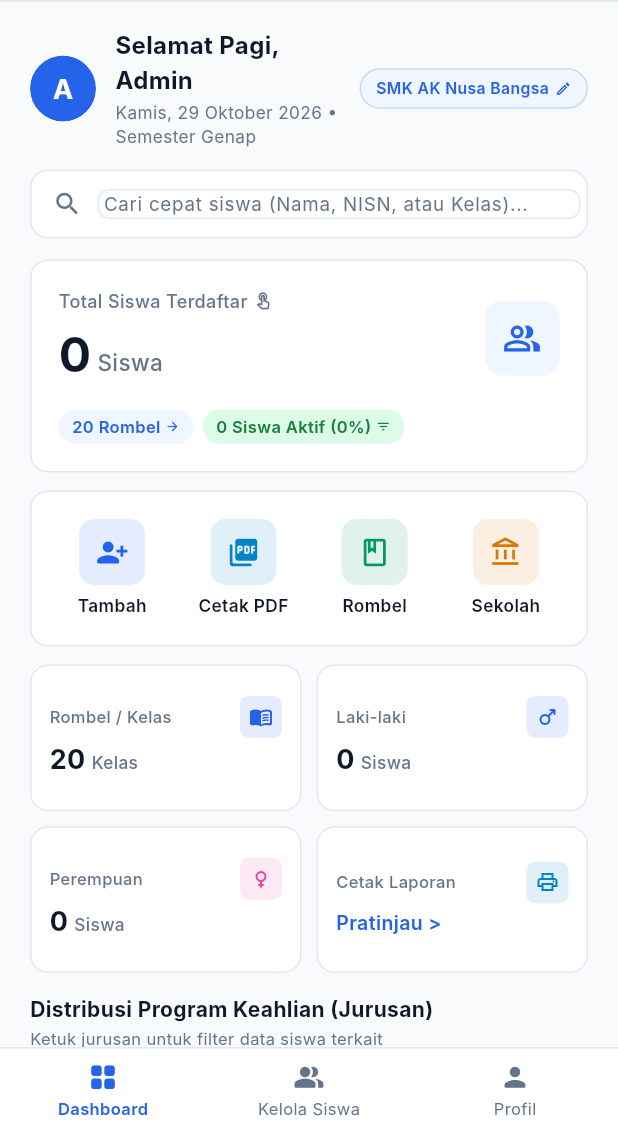
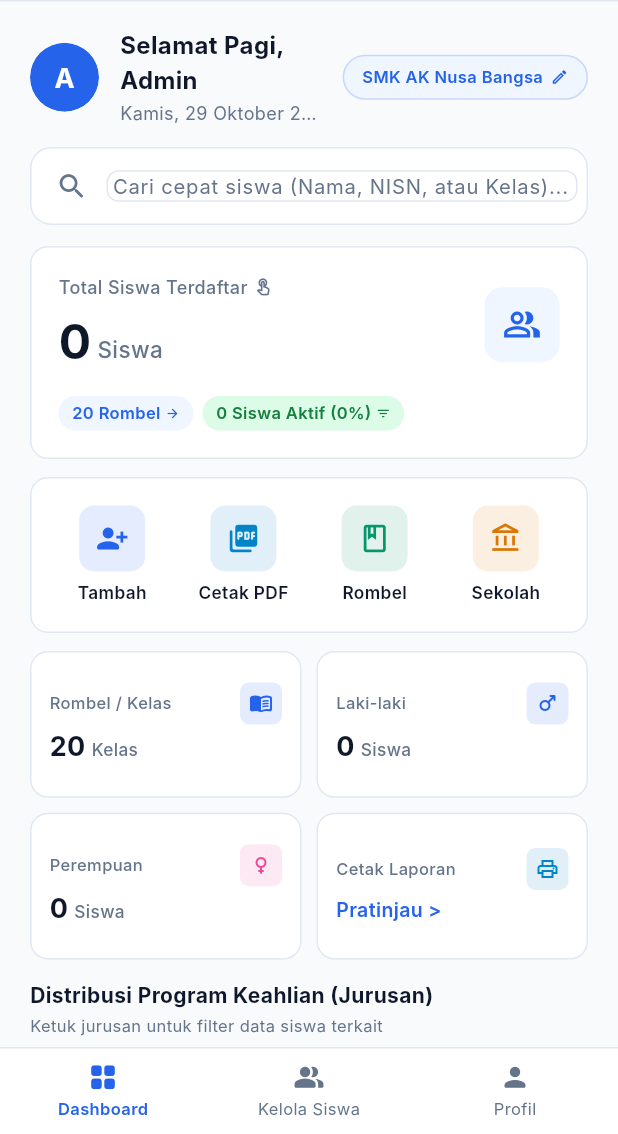
Before and after one commit to ibnu-anjang/Data-Management-Siswa, a Flutter app: the S04AdminDashboardScreen screen opened directly with empty values, on a phone screen of 412 x 824 dp, the part 102-1236 px from its top. Run offline on Flutter 3.47's test engine with Material 3 defaults, Android fonts, the phone set to English and light mode, and no system bars; our stand-ins replace cloud_firestore, firebase_auth, firebase_core, image_picker, pdf, printing and 1 more; accounts and stored records are empty; Roboto replaces fonts that are missing (Inter).

Commit message:
fix(dashboard): lock admin greeting next to avatar and enlarge quick search input bar

```diff
--- a/frontend/lib/features/s04_admin_dashboard_screen.dart
+++ b/frontend/lib/features/s04_admin_dashboard_screen.dart
@@ -143,21 +143,27 @@ class S04AdminDashboardScreen extends StatelessWidget {
                           // Top Dynamic Time Greeting & School Pill
                           Row(
                             mainAxisAlignment: MainAxisAlignment.spaceBetween,
+                            crossAxisAlignment: CrossAxisAlignment.center,
+                            children: [
+                              // Left Group: Avatar + Greeting Text (Grouped tightly together)
+                              Expanded(
+                                child: Row(
                                   children: [
                                     AppAvatar(
                                       name: appState.userName.isNotEmpty ? appState.userName : 'Administrator',
                                       photoUrl: appState.userPhotoUrl,
-                                size: 44,
+                                      size: 46,
                                       backgroundColor: AppColors.primary,
                                       textColor: Colors.white,
                                       fontSize: 18,
                                       showBorder: true,
                                       borderColor: AppColors.primary.withValues(alpha: 0.3),
                                     ),
-                              const SizedBox(width: 12),
+                                    const SizedBox(width: 14),
                                     Expanded(
                                       child: Column(
                                         crossAxisAlignment: CrossAxisAlignment.start,
+                                        mainAxisSize: MainAxisSize.min,
                                         children: [
                                           Text(
                                             '${AppDateUtils.getTimeGreeting()}, Admin',
@@ -170,14 +176,19 @@ class S04AdminDashboardScreen extends StatelessWidget {
                                           const SizedBox(height: 2),
                                           Text(
                                             '${AppDateUtils.getFormattedToday()} • ${school.semester}',
-                                      style: TextStyle(fontSize: 11.5, color: textMuted),
+                                            style: TextStyle(fontSize: 12, color: textMuted),
+                                            maxLines: 1,
+                                            overflow: TextOverflow.ellipsis,
                                           ),
                                         ],
                                       ),
                                     ),
-                              const SizedBox(width: 8),
-                              Flexible(
-                                child: InkWell(
+                                  ],
+                                ),
+                              ),
+                              const SizedBox(width: 12),
+                              // Right Group: School Pill
+                              InkWell(
                                 onTap: () {
                                   SchoolProfileModal.show(
                                     context: context,
@@ -187,7 +198,7 @@ class S04AdminDashboardScreen extends StatelessWidget {
                                 },
                                 borderRadius: BorderRadius.circular(999),
                                 child: Container(
-                                    padding: const EdgeInsets.symmetric(horizontal: 10, vertical: 5),
+                                  padding: const EdgeInsets.symmetric(horizontal: 12, vertical: 6),
                                   decoration: BoxDecoration(
                                     color: AppColors.primaryLight,
                                     borderRadius: BorderRadius.circular(999),
@@ -196,11 +207,12 @@ class S04AdminDashboardScreen extends StatelessWidget {
                                   child: Row(
                                     mainAxisSize: MainAxisSize.min,
                                     children: [
-                                        Flexible(
+                                      ConstrainedBox(
+                                        constraints: const BoxConstraints(maxWidth: 180),
                                         child: Text(
                                           school.name,
                                           style: const TextStyle(
-                                              fontSize: 10.5,
+                                            fontSize: 11,
                                             fontWeight: FontWeight.w600,
                                             color: AppColors.primary,
                                           ),
@@ -208,10 +220,9 @@ class S04AdminDashboardScreen extends StatelessWidget {
                                           overflow: TextOverflow.ellipsis,
                                         ),
                                       ),
-                                        const SizedBox(width: 4),
-                                        const Icon(Icons.edit_outlined, size: 11, color: AppColors.primary),
+                                      const SizedBox(width: 5),
+                                      const Icon(Icons.edit_outlined, size: 12, color: AppColors.primary),
                                     ],
-                                    ),
                                   ),
                                 ),
                               ),
--- a/frontend/lib/shared/widgets/dashboard_spotlight_search.dart
+++ b/frontend/lib/shared/widgets/dashboard_spotlight_search.dart
@@ -97,12 +97,12 @@ class _DashboardSpotlightSearchState extends State<DashboardSpotlightSearch> {
       child: Column(
         crossAxisAlignment: CrossAxisAlignment.start,
         children: [
-          // Search Input Bar
+          // Search Input Bar (Roomy, clear, modern desktop/mobile height)
           Container(
-            height: 46,
+            height: 52,
             decoration: BoxDecoration(
               color: cardBg,
-              borderRadius: BorderRadius.circular(12),
+              borderRadius: BorderRadius.circular(14),
               border: Border.all(
                 color: _isOpen ? AppColors.primary : borderColor,
                 width: _isOpen ? 1.5 : 1.0,
@@ -119,13 +119,13 @@ class _DashboardSpotlightSearchState extends State<DashboardSpotlightSearch> {
             ),
             child: Row(
               children: [
-                const SizedBox(width: 14),
+                const SizedBox(width: 16),
                 Icon(
                   Icons.search_rounded,
-                  size: 20,
+                  size: 22,
                   color: _isOpen ? AppColors.primary : textMuted,
                 ),
-                const SizedBox(width: 10),
+                const SizedBox(width: 12),
                 Expanded(
                   child: TextField(
                     controller: _controller,
@@ -137,14 +137,14 @@ class _DashboardSpotlightSearchState extends State<DashboardSpotlightSearch> {
                       }
                     },
                     style: TextStyle(
-                      fontSize: 13,
+                      fontSize: 14,
                       fontWeight: FontWeight.w500,
                       color: textColor,
                     ),
                     decoration: InputDecoration(
                       hintText: widget.hintText,
                       hintStyle: TextStyle(
-                        fontSize: 12.5,
+                        fontSize: 13.5,
                         color: textMuted,
                         fontWeight: FontWeight.w400,
                       ),
@@ -156,12 +156,12 @@ class _DashboardSpotlightSearchState extends State<DashboardSpotlightSearch> {
                 ),
                 if (hasQuery)
                   IconButton(
-                    icon: const Icon(Icons.close_rounded, size: 18),
+                    icon: const Icon(Icons.close_rounded, size: 20),
                     color: textMuted,
-                    splashRadius: 18,
+                    splashRadius: 20,
                     onPressed: _clearSearch,
                   ),
-                const SizedBox(width: 4),
+                const SizedBox(width: 6),
               ],
             ),
           ),
```
Also changed, not shown: 1 other file. Lines whose indentation alone changed are shown as unchanged.
